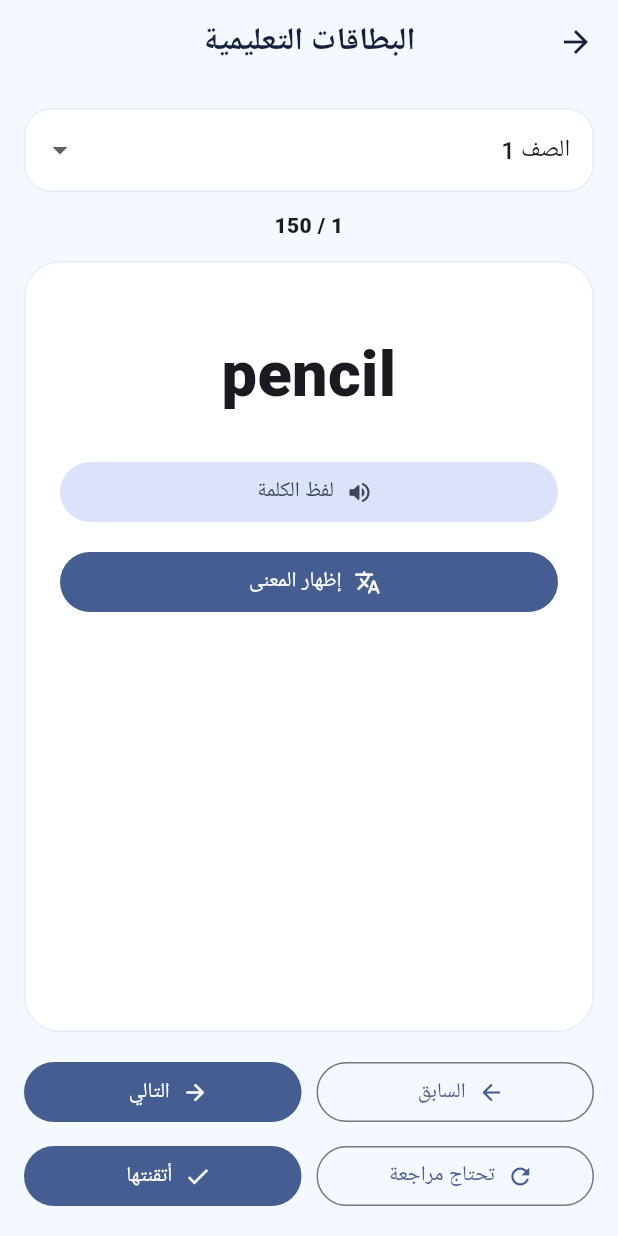
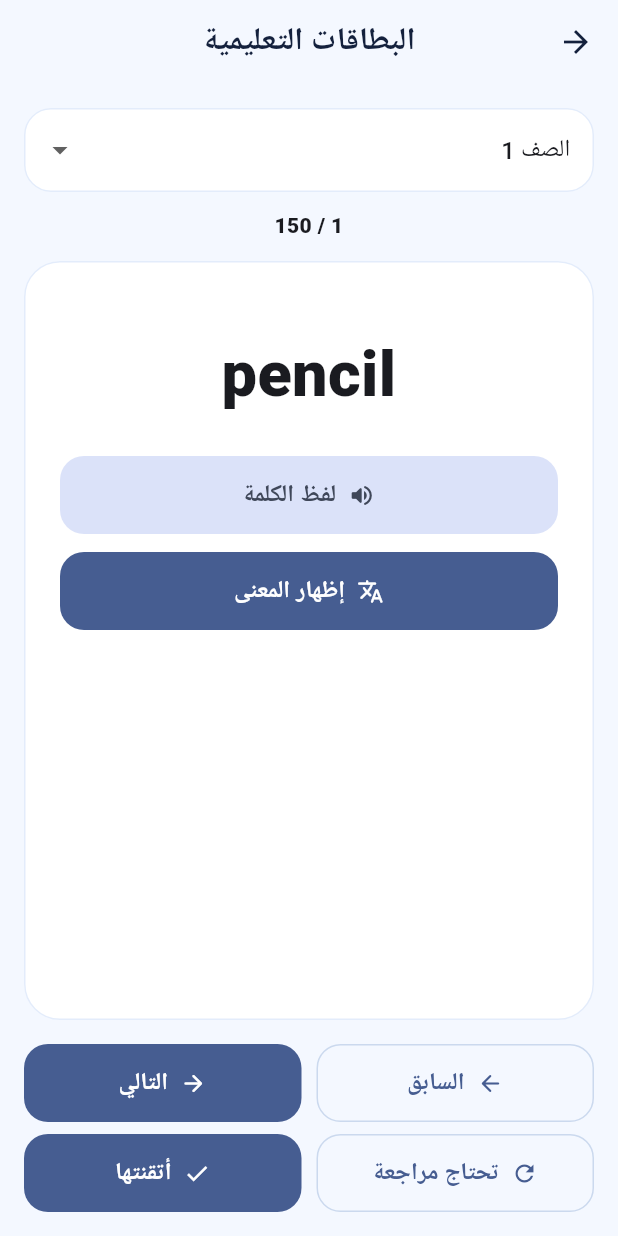
Before and after one commit to aljwaal1/dict, a Flutter app: the screen it shows after launch, after a tap on "بطاقات سريعة", on a phone screen of 412 x 824 dp. Run offline on Flutter 3.47's test engine with Material 3 defaults, Android fonts, the phone set to English and light mode, and no system bars; our stand-ins replace file_picker, flutter_tts, share_plus, shared_preferences; missing offline and left inert: excel; Roboto replaces fonts that are missing (sans).

Commit message:
Record Android v2.2.1 button UX build result

```diff
--- a/build_status.txt
+++ b/build_status.txt
@@ -1 +1 @@
-SUCCESS
+STARTED
--- a/lib/main.dart
+++ b/lib/main.dart
@@ -16,7 +16,7 @@ import 'package:shared_preferences/shared_preferences.dart';
 import 'package:xml/xml.dart';
 
 const grades = ['KG', '1', '2', '3', '4', '5', '6', '7', '8'];
-const appVersion = '2.2.0';
+const appVersion = '2.2.1';
 
 void main() {
   WidgetsFlutterBinding.ensureInitialized();
@@ -71,6 +71,45 @@ class QamoosiApp extends StatelessWidget {
           border: OutlineInputBorder(borderRadius: BorderRadius.circular(18), borderSide: BorderSide.none),
           enabledBorder: OutlineInputBorder(borderRadius: BorderRadius.circular(18), borderSide: const BorderSide(color: Color(0xffe3ecfb))),
           focusedBorder: OutlineInputBorder(borderRadius: BorderRadius.circular(18), borderSide: const BorderSide(color: seed, width: 1.6)),
+        ),
+        filledButtonTheme: FilledButtonThemeData(
+          style: FilledButton.styleFrom(
+            minimumSize: const Size(64, 52),
+            padding: const EdgeInsets.symmetric(horizontal: 18, vertical: 14),
+            shape: RoundedRectangleBorder(borderRadius: BorderRadius.circular(16)),
+            textStyle: const TextStyle(fontSize: 16, fontWeight: FontWeight.w800),
+            tapTargetSize: MaterialTapTargetSize.padded,
+          ),
+        ),
+        outlinedButtonTheme: OutlinedButtonThemeData(
+          style: OutlinedButton.styleFrom(
+            minimumSize: const Size(64, 52),
+            padding: const EdgeInsets.symmetric(horizontal: 18, vertical: 14),
+            shape: RoundedRectangleBorder(borderRadius: BorderRadius.circular(16)),
+            side: const BorderSide(color: Color(0xffcbd9ee)),
+            textStyle: const TextStyle(fontSize: 16, fontWeight: FontWeight.w800),
+            tapTargetSize: MaterialTapTargetSize.padded,
+          ),
+        ),
+        textButtonTheme: TextButtonThemeData(
+          style: TextButton.styleFrom(
+            minimumSize: const Size(48, 48),
+            padding: const EdgeInsets.symmetric(horizontal: 14, vertical: 12),
+            shape: RoundedRectangleBorder(borderRadius: BorderRadius.circular(14)),
+            textStyle: const TextStyle(fontSize: 15, fontWeight: FontWeight.w700),
+            tapTargetSize: MaterialTapTargetSize.padded,
+          ),
+        ),
+        iconButtonTheme: IconButtonThemeData(
+          style: IconButton.styleFrom(
+            minimumSize: const Size(48, 48),
+            padding: const EdgeInsets.all(12),
+            tapTargetSize: MaterialTapTargetSize.padded,
+          ),
+        ),
+        navigationBarTheme: const NavigationBarThemeData(
+          height: 72,
+          labelTextStyle: WidgetStatePropertyAll(TextStyle(fontSize: 12.5, fontWeight: FontWeight.w700)),
         ),
       ),
       home: const AppBootstrap(),
@@ -750,7 +789,7 @@ class _DictionaryPageState extends State<DictionaryPage> {
           padding: const EdgeInsets.all(16),
           child: TextField(
             onChanged: (v) => setState(() => widget.store.query = v),
-            decoration: InputDecoration(prefixIcon: const Icon(Icons.search), hintText: 'ابحث بالعربي أو الإنجليزي', suffixIcon: widget.store.query.isEmpty ? null : IconButton(icon: const Icon(Icons.close), onPressed: () => setState(() => widget.store.query = ''))),
+            decoration: InputDecoration(prefixIcon: const Icon(Icons.search), hintText: 'ابحث بالعربي أو الإنجليزي', suffixIcon: widget.store.query.isEmpty ? null : IconButton(tooltip: 'مسح البحث', icon: const Icon(Icons.close), onPressed: () => setState(() => widget.store.query = ''))),
           ),
         ),
         Expanded(
@@ -764,7 +803,7 @@ class _DictionaryPageState extends State<DictionaryPage> {
                 contentPadding: const EdgeInsets.symmetric(horizontal: 18, vertical: 8),
                 title: Text(w.en, textDirection: TextDirection.ltr, style: const TextStyle(fontSize: 20, fontWeight: FontWeight.w800)),
                 subtitle: Text('${w.ar} • ${gradeName(w.grade)}'),
-                trailing: IconButton(icon: const Icon(Icons.volume_up_rounded), onPressed: () => widget.store.speak(w.en)),
+                trailing: IconButton(tooltip: 'نطق الكلمة', icon: const Icon(Icons.volume_up_rounded), onPressed: () => widget.store.speak(w.en)),
                 onTap: () => showWord(context, widget.store, w, source: list, initialIndex: i),
               ));
             },
@@ -1012,7 +1051,7 @@ class _QuizPageState extends State<QuizPage> {
     return Scaffold(
       appBar: AppBar(title: Text('السؤال ${i + 1} من ${questions.length}')),
       body: ListView(padding: const EdgeInsets.all(18), children: [
-        Card(child: Padding(padding: const EdgeInsets.all(28), child: Column(children: [Text(w.en, textDirection: TextDirection.ltr, style: const TextStyle(fontSize: 35, fontWeight: FontWeight.w900)), IconButton(icon: const Icon(Icons.volume_up), onPressed: () => widget.store.speak(w.en))]))),
+        Card(child: Padding(padding: const EdgeInsets.all(28), child: Column(children: [Text(w.en, textDirection: TextDirection.ltr, style: const TextStyle(fontSize: 35, fontWeight: FontWeight.w900)), const SizedBox(height: 14), FilledButton.tonalIcon(onPressed: () => widget.store.speak(w.en), icon: const Icon(Icons.volume_up_rounded), label: const Text('اسمع الكلمة'))]))),
         ...options.map((o) => Card(child: ListTile(title: Text(o), onTap: () async { final ok = o == w.ar; await widget.store.answer(w, ok); if (ok) score++; if (mounted) setState(() => i++); }))),
       ]),
     );
@@ -1191,7 +1230,7 @@ class SettingsPage extends StatelessWidget {
     final replace = await showDialog<bool>(context: context, builder: (_) => AlertDialog(
       title: const Text('طريقة الاستعادة'),
       content: const Text('الدمج يحافظ على البيانات الحالية ويضيف بيانات النسخة. الاستبدال يمسح بيانات التطبيق الحالية أولاً.'),
-      actions: [TextButton(onPressed: () => Navigator.pop(context, null), child: const Text('إلغاء')), OutlinedButton(onPressed: () => Navigator.pop(context, false), child: const Text('دمج')), FilledButton(onPressed: () => Navigator.pop(context, true), child: const Text('استبدال'))],
+      actions: [TextButton(onPressed: () => Navigator.pop(context, null), child: const Text('إلغاء')), FilledButton(onPressed: () => Navigator.pop(context, false), child: const Text('دمج وحفظ الحالي')), FilledButton(style: FilledButton.styleFrom(backgroundColor: Theme.of(context).colorScheme.error, foregroundColor: Theme.of(context).colorScheme.onError), onPressed: () => Navigator.pop(context, true), child: const Text('استبدال وحذف الحالي'))],
     ));
     if (replace == null) return;
     try { await store.restoreBackup(replace: replace); if (context.mounted) snack(context, 'تمت استعادة النسخة بنجاح'); } catch (e) { if (context.mounted) snack(context, 'فشلت الاستعادة: $e'); }
```
